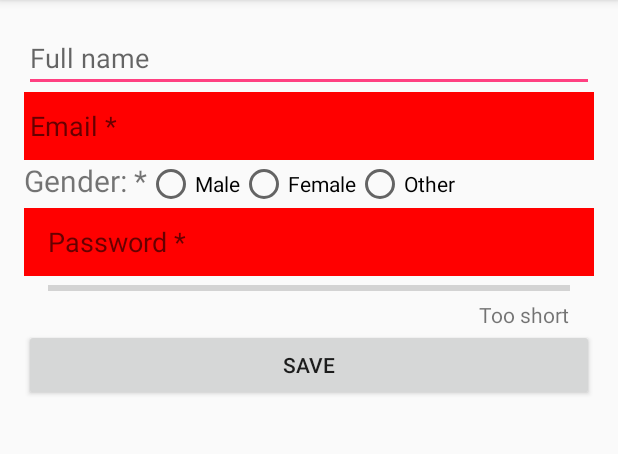
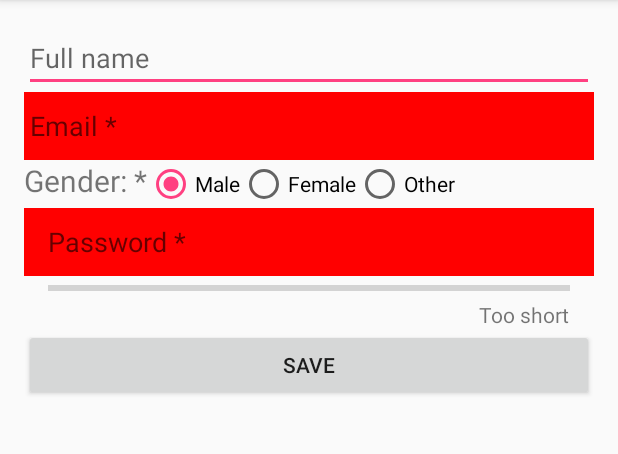
Before and after one commit to RiiQQe/TDDC73, an Android app: the screen it shows after launch (MainActivity), after a tap on "SAVE", on a phone screen of 412 x 824 dp, the part 84-538 px from its top. Run offline under Robolectric (Android 15) with nearby library versions, the phone set to English and light mode, and no system bars.

Commit message:
Fix the radiobuttons

```diff
--- a/TDDC73Project/app/src/main/java/com/example/michael/tddc73project/MainActivity.java
+++ b/TDDC73Project/app/src/main/java/com/example/michael/tddc73project/MainActivity.java
@@ -5,6 +5,7 @@ import android.os.Bundle;
 import android.util.Log;
 import android.widget.EditText;
 
+import java.util.ArrayList;
 import java.util.HashMap;
 import java.util.Map;
 
@@ -12,7 +13,7 @@ public class MainActivity extends AppCompatActivity {
 
     SignUpForm signUpForm;
 
-    Map<String, String> formMap = new HashMap<String, String>();
+    Map<EditText, Boolean> formMap = new HashMap<EditText, Boolean>();
 
     @Override
     protected void onCreate(Bundle savedInstanceState) {
@@ -28,9 +29,11 @@ public class MainActivity extends AppCompatActivity {
 
         signUpForm.setOnSave(new SignUpForm.OnSaveListener() {
             @Override
-            public void onSave(Map<String, String> formVals) {
-                // Do stuff on save
-                formMap.putAll(formVals);
+            public void onSave(ArrayList<String> formVals) {
+
+                for(int i = 0; i < formVals.size(); i++) {
+                    Log.i("kalle", formVals.get(i));
+                }
             }
         });
     }
--- a/TDDC73Project/app/src/main/java/com/example/michael/tddc73project/SignUpForm.java
+++ b/TDDC73Project/app/src/main/java/com/example/michael/tddc73project/SignUpForm.java
@@ -18,12 +18,9 @@ import android.widget.RadioGroup;
 import android.widget.RelativeLayout;
 import android.widget.TextView;
 
+import java.util.ArrayList;
 import java.util.HashMap;
 import java.util.Map;
-
-/**
- * Created by michael on 2016-11-29.
- */
 
 public class SignUpForm extends LinearLayout {
 
@@ -34,6 +31,10 @@ public class SignUpForm extends LinearLayout {
     private Button save;
     private EditText fullNameField, emailField;
     private HashMap<EditText, Boolean> map;
+    private ArrayList<String> formValues = new ArrayList<String>();
+
+    private RadioGroup genderRadio;
+    private RadioButton male, female, other;
 
     private int hintColor;
     private int textColor;
@@ -42,7 +43,7 @@ public class SignUpForm extends LinearLayout {
 
     private OnSaveListener onSaveListener;
     public interface OnSaveListener{
-        public void onSave(Map<String, String> formVals);
+        public void onSave(ArrayList<String> formVals);
     }
 
     // Set a listener for our interface
@@ -52,25 +53,29 @@ public class SignUpForm extends LinearLayout {
         save.setOnClickListener(new OnClickListener() {
             @Override
             public void onClick(View view) {
-                Map<String, String> formVals = new HashMap<String, String>();
-                formVals.put("kalle", "test");
-
-                formVals.put("kalle2", fullNameField.getText().toString());
-
-                checkAllFields();
-
-                onSaveListener.onSave(formVals);
+                if (checkAllFields()) onSaveListener.onSave(formValues);
             }
         });
     }
 
-    private void checkAllFields() {
+    private boolean checkAllFields() {
+        formValues.clear();
 
+        if (genderRadio != null) {
+            RadioButton gender = (RadioButton) findViewById(genderRadio.getCheckedRadioButtonId());
+            formValues.add(gender.getText().toString());
+        }
+
+
+
+
+        boolean shouldPassToActivity = true;
         for(Map.Entry<EditText, Boolean> entry : map.entrySet()) {
+            if (!checkFieldColor(entry.getKey(), entry.getValue())) shouldPassToActivity = false;
+            if (shouldPassToActivity) formValues.add(entry.getKey().getText().toString());
+        }
 
-            checkFieldColor(entry.getKey(), entry.getValue());
-
-        }
+        return shouldPassToActivity;
 
     }
 
@@ -203,8 +208,7 @@ public class SignUpForm extends LinearLayout {
 
 
     public void addGender(boolean compulsory) {
-        RadioGroup genderRadio = new RadioGroup(getContext());
-
+        genderRadio = new RadioGroup(getContext());
         LinearLayout ll = new LinearLayout(getContext());
         ll.setOrientation(LinearLayout.HORIZONTAL);
 
@@ -216,18 +220,21 @@ public class SignUpForm extends LinearLayout {
 
         genderRadio.setOrientation(RadioGroup.HORIZONTAL);
 
-        RadioButton male = new RadioButton(getContext());
+        male = new RadioButton(getContext());
         male.setText("Male");
+        male.setId(View.generateViewId());
 
-        RadioButton female = new RadioButton(getContext());
+        female = new RadioButton(getContext());
         female.setText("Female");
 
-        RadioButton other = new RadioButton(getContext());
+        other = new RadioButton(getContext());
         other.setText("Other");
 
         genderRadio.addView(male);
         genderRadio.addView(female);
         genderRadio.addView(other);
+
+        genderRadio.check(male.getId());
 
         ll.addView(gender);
         ll.addView(genderRadio);
@@ -235,10 +242,14 @@ public class SignUpForm extends LinearLayout {
         mainll.addView(ll);
     }
 
-    public void checkFieldColor(EditText et, Boolean bool) {
+    public boolean checkFieldColor(EditText et, Boolean bool) {
 
-        if(et.getText().length() == 0 && bool == true)
+        if(et.getText().length() == 0 && bool == true) {
             et.setBackground(getResources().getDrawable(R.color.progressWeak));
+            return false;
+        } else
+            return true;
+
 
     }
 }
```
